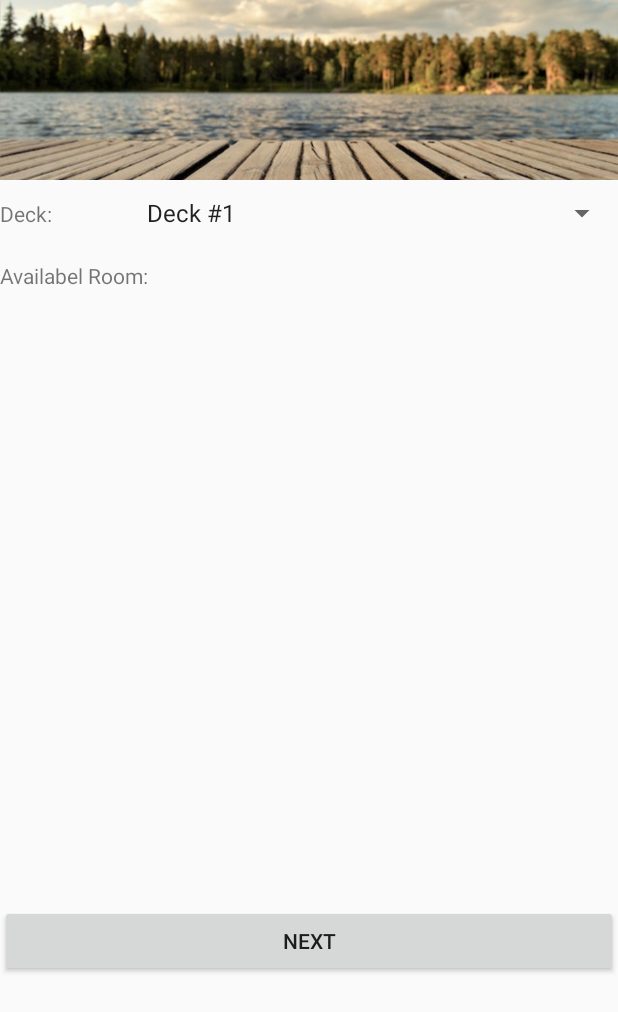
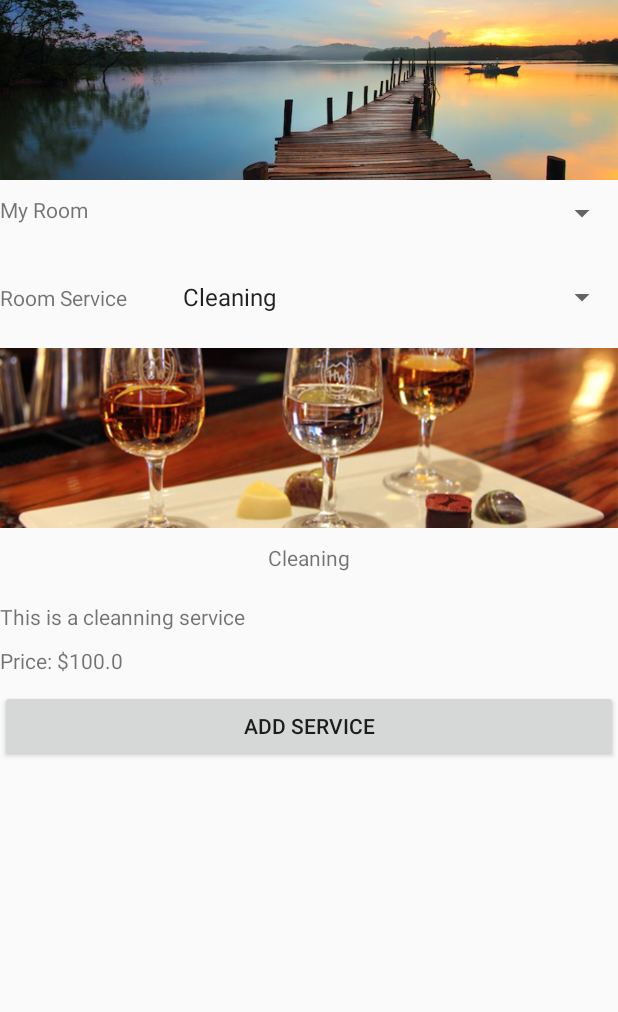
Before and after one commit to CaoPhiHung/douglas_mobile_dev, an Android app: the fragment RoomFragment shown on its own in the app's theme, on a phone screen of 412 x 824 dp. Shown: the top 1012 px of the screen. Run offline under Robolectric (Android 15) with nearby library versions, the phone set to English and light mode, and no system bars; 2 statements that could not run were skipped.

Commit message:
add Room Service

```diff
--- a/app/src/main/java/com/project/activities/RoomFragment.java
+++ b/app/src/main/java/com/project/activities/RoomFragment.java
@@ -1,6 +1,7 @@
 package com.project.activities;
 
 import android.app.Activity;
+import android.content.Intent;
 import android.os.Bundle;
 import android.support.annotation.Nullable;
 import android.support.v4.app.Fragment;
@@ -9,16 +10,23 @@ import android.util.Log;
 import android.view.LayoutInflater;
 import android.view.View;
 import android.view.ViewGroup;
+import android.widget.AdapterView;
+import android.widget.ArrayAdapter;
 import android.widget.Button;
 import android.widget.ListView;
 import android.widget.Spinner;
+import android.widget.TextView;
 import android.widget.Toast;
 
 import com.project.db.Room;
 import com.project.db.RoomBooking;
+import com.project.db.Service;
+import com.project.db.ServiceBooking;
 import com.project.db.User;
 
 import java.util.ArrayList;
+import java.util.Date;
+import java.util.List;
 
 /**
  * Created by 300284134 on 6/25/2018.
@@ -31,42 +39,86 @@ public class RoomFragment extends Fragment{
     @Override
     public View onCreateView(LayoutInflater inflater, @Nullable ViewGroup container, @Nullable Bundle savedInstanceState) {
 
-        //        View view = inflater.inflate(R.layout.booking2_layout,container,false);
-//        Spinner roomType = (Spinner) view.findViewById(R.id.roomTypeSpinner);
-//        ListView roomList = (ListView) view.findViewById(R.id.roomList);
 
-//        View listView = inflater.inflate(R.layout.custom_room_book, null);
-//        ArrayList<Room>  rooms= new ArrayList<Room>();
-//        rooms.add(new Room());
-//        rooms.add(new Room());
-//        BookRoomAdapter roomAdapter = new BookRoomAdapter(view.getContext(), 0, rooms);
-//        roomList.setAdapter(roomAdapter);
+        View view = inflater.inflate(R.layout.room_layout,container,false);
+
+        final Spinner roomList = (Spinner) view.findViewById(R.id.roomList);
+        final ArrayList<RoomBooking>  roombookings= RoomBooking.findByUserId(User.getCurrentUser().id);
+        final List<String> list = new ArrayList<String>();
+        for(int  i = 0; i < roombookings.size(); i++){
+            RoomBooking rb = roombookings.get(i);
+            list.add(Room.findRoom(rb.room_id).name);
+        }
+
+        ArrayAdapter<String> adp1 = new ArrayAdapter<String>(view.getContext(),
+                android.R.layout.simple_list_item_1, list);
+        adp1.setDropDownViewResource(android.R.layout.simple_spinner_dropdown_item);
+        roomList.setAdapter(adp1);
 
 
-        View view = inflater.inflate(R.layout.room_booking_layout,container,false);
 
-//        ListView roomList = (ListView) view.findViewById(R.id.available_room);
-//
-//        View listView = inflater.inflate(R.layout.custom_row, null);
-//        ArrayList<Room>  rooms= Room.getAllAvailabelRoom();
-//        final ArrayList<RoomBooking>  roomBookings= RoomBooking.findByUserId(User.getCurrentUser().id);
-//
-//        RoomAdapter roomAdapter = new RoomAdapter(view.getContext(), 0, rooms, roomBookings);
-//        roomList.setAdapter(roomAdapter);
-//
-//        Button btnBookNext = (Button)view.findViewById(R.id.btnBookNext);
-//        btnBookNext.setOnClickListener(new View.OnClickListener() {
-//            @Override
-//            public void onClick(View view) {
-//                BookingDetailFragment bookingDetailFragment = new BookingDetailFragment();
-//                FragmentManager fragmentManager = getFragmentManager();
-//                fragmentManager.beginTransaction()
-//                        .replace(R.id.roombookinglayout, bookingDetailFragment)
-//                        .addToBackStack(null)
-//                        .commit();
-//            }
-//        });
 
+
+        Spinner roomService = (Spinner) view.findViewById(R.id.serviceList);
+        final ArrayList<Service>  roomServices= Service.getALl();
+        final List<String> service_list = new ArrayList<String>();
+        final List<String> service_desc = new ArrayList<String>();
+        final List<String> service_price = new ArrayList<String>();
+        for(int  i = 0; i < roomServices.size(); i++){
+            service_list.add(roomServices.get(i).name);
+            service_desc.add(roomServices.get(i).description);
+            service_price.add(roomServices.get(i).price + "");
+        }
+
+        ArrayAdapter<String> adp2 = new ArrayAdapter<String>(view.getContext(),
+                android.R.layout.simple_list_item_1, service_list);
+        adp2.setDropDownViewResource(android.R.layout.simple_spinner_dropdown_item);
+        roomService.setAdapter(adp2);
+
+        final TextView roomServiceName = (TextView) view.findViewById(R.id.txtRoomServiceTitle);
+        final TextView serviceDescription = (TextView) view.findViewById(R.id.txtServiceDesc);
+        final TextView servicePrice = (TextView) view.findViewById(R.id.txtPrice);
+        roomService.setOnItemSelectedListener(new AdapterView.OnItemSelectedListener()
+        {
+            @Override
+            public void onItemSelected(AdapterView<?> arg0, View arg1, int position, long id) {
+                // TODO Auto-generated method stub
+                roomServiceName.setText(service_list.get(position));
+                serviceDescription.setText(service_desc.get(position));
+                servicePrice.setText("Price: $" + service_price.get(position));
+            }
+
+            @Override
+            public void onNothingSelected(AdapterView<?> arg0) {
+                // TODO Auto-generated method stub
+            }
+        });
+
+
+        Button addService = (Button) view.findViewById(R.id.btnAdd);
+        addService.setOnClickListener(new View.OnClickListener() {
+            @Override
+            public void onClick(View view) {
+                ServiceBooking b2 = new ServiceBooking();
+                Service s = Service.findServiceByName(roomServices, roomServiceName.getText().toString());
+                String selectedRoomName = roomList.getSelectedItem().toString();
+                for(int  i = 0; i < roombookings.size(); i++){
+                    RoomBooking rb = roombookings.get(i);
+                    Room r = Room.findRoom(rb.room_id);
+                    if(r.name.equalsIgnoreCase(selectedRoomName)){
+                        b2.room_id = r.id;
+                    }
+                }
+                b2.booking_date = new Date().getTime();
+                b2.user_id = User.getCurrentUser().id;
+                b2.service_id = s.id;
+                b2.price = s.price;
+                b2.save();
+                Toast.makeText(view.getContext(), "Service has been add to your room", Toast.LENGTH_LONG).show();
+                ArrayList<ServiceBooking> sb = ServiceBooking.findByUserId(User.getCurrentUser().id);
+                Toast.makeText(view.getContext(), "Total Service has been add for this room: " + sb.size(), Toast.LENGTH_LONG).show();
+             }
+        });
         return view;
 
     }
--- a/app/src/main/java/com/project/db/RoomBooking.java
+++ b/app/src/main/java/com/project/db/RoomBooking.java
@@ -112,7 +112,6 @@ public class RoomBooking {
         };
     }
 
-    // TODO: implement body of this method
     public static ArrayList<RoomBooking> findByUserId(long user_id){
         ArrayList<RoomBooking> bookings = new ArrayList<RoomBooking>();
 
--- a/app/src/main/res/layout/room_layout.xml
+++ b/app/src/main/res/layout/room_layout.xml
@@ -28,20 +28,19 @@
 
             <TextView
                 android:id="@+id/txtRoomTypeLabel"
-                android:layout_width="80dp"
+                android:layout_width="97dp"
                 android:layout_height="wrap_content"
+                android:layout_marginBottom="10dp"
                 android:layout_marginEnd="10sp"
-                android:layout_marginBottom="10dp"
                 android:layout_marginTop="10dp"
-                android:text="Room Type" />
+                android:text="My Room" />
 
             <Spinner
-                android:id="@+id/roomTypeSpinner"
+                android:id="@+id/roomList"
                 android:layout_width="match_parent"
                 android:layout_height="wrap_content"
                 android:layout_marginBottom="10dp"
-                android:layout_marginTop="10dp"
-                android:entries="@array/room_type" />
+                android:layout_marginTop="10dp" />
 
         </LinearLayout>
 
@@ -49,27 +48,68 @@
             android:layout_width="match_parent"
             android:layout_height="match_parent"
             android:orientation="horizontal">
+
             <TextView
-            android:id="@+id/txtRoomSizeLabel"
-            android:layout_width="80dp"
+                android:id="@+id/txtserviceList"
+                android:layout_width="96dp"
                 android:layout_height="wrap_content"
+                android:layout_marginBottom="10dp"
                 android:layout_marginEnd="10sp"
-            android:layout_marginBottom="10dp"
                 android:layout_marginTop="10dp"
-            android:text="Room Size" />
+                android:text="Room Service" />
 
             <Spinner
-            android:id="@+id/txtRoomSize"
+                android:id="@+id/serviceList"
+                android:layout_width="match_parent"
+                android:layout_height="wrap_content"
+                android:layout_marginBottom="10dp"
+                android:layout_marginTop="10dp" />
+
+
+    </LinearLayout>
+        <LinearLayout
+            android:layout_width="match_parent"
+            android:layout_height="match_parent"
+            android:orientation="vertical">
+
+            <ImageView
+                android:id="@+id/imageView4"
+                android:layout_width="match_parent"
+                android:layout_height="120dp"
+                android:scaleType="centerCrop"
+                app:srcCompat="@drawable/act2" />
+
+            <TextView
+                android:id="@+id/txtRoomServiceTitle"
                 android:layout_width="match_parent"
                 android:layout_height="wrap_content"
                 android:layout_marginBottom="10dp"
                 android:layout_marginTop="10dp"
-            android:entries="@array/room_size" />
+                android:gravity="center"
+                android:text="Service 1" />
+
+            <TextView
+                android:id="@+id/txtServiceDesc"
+                android:layout_width="match_parent"
+                android:layout_height="wrap_content"
+                android:layout_marginBottom="10dp"
+                android:layout_marginTop="10dp"
+                android:text="TextView" />
+
+            <TextView
+                android:id="@+id/txtPrice"
+                android:layout_width="match_parent"
+                android:layout_height="wrap_content"
+                android:text="TextView" />
         </LinearLayout>
     </LinearLayout>
 
-        <ListView
-            android:id="@+id/roomList"
+    <Button
+        android:id="@+id/btnAdd"
         android:layout_width="match_parent"
-            android:layout_height="match_parent" />
+        android:layout_height="wrap_content"
+        android:layout_marginBottom="10dp"
+        android:layout_marginTop="10dp"
+        android:text="Add Service" />
+
 </LinearLayout>
```
Also changed, not shown: app/src/main/java/com/project/db/Room.java (+11 -0 lines), app/src/main/java/com/project/db/Service.java (+14 -3 lines), app/src/main/java/com/project/db/ServiceBooking.java (+20 -3 lines). Lines whose indentation alone changed are shown as unchanged.
